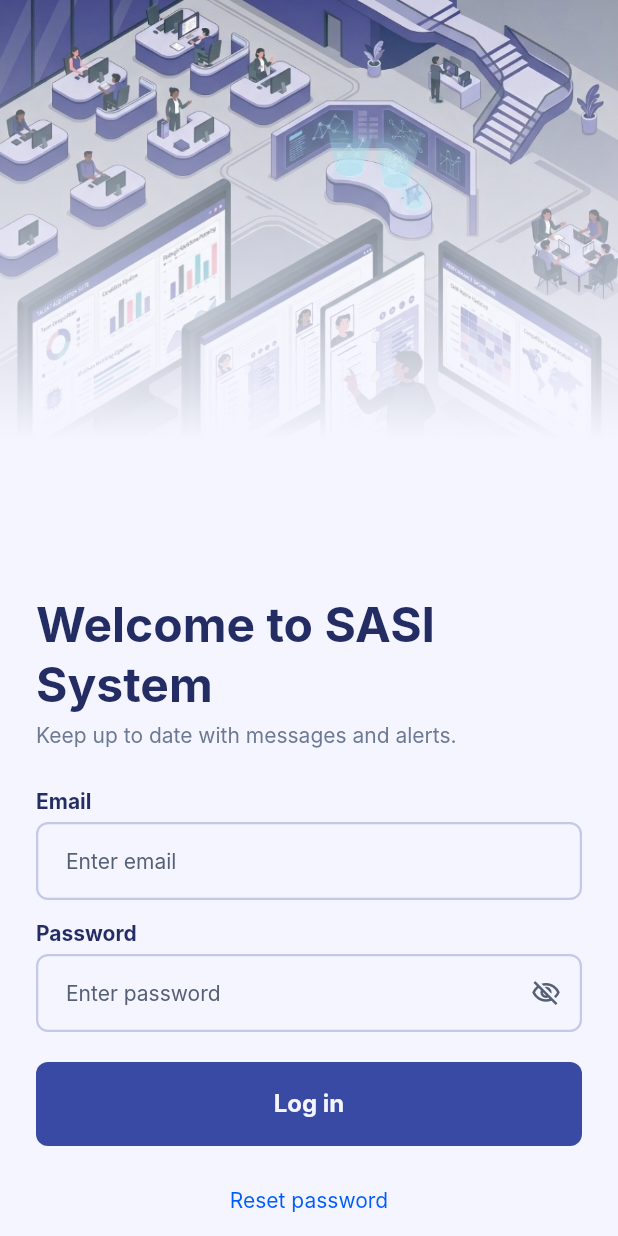
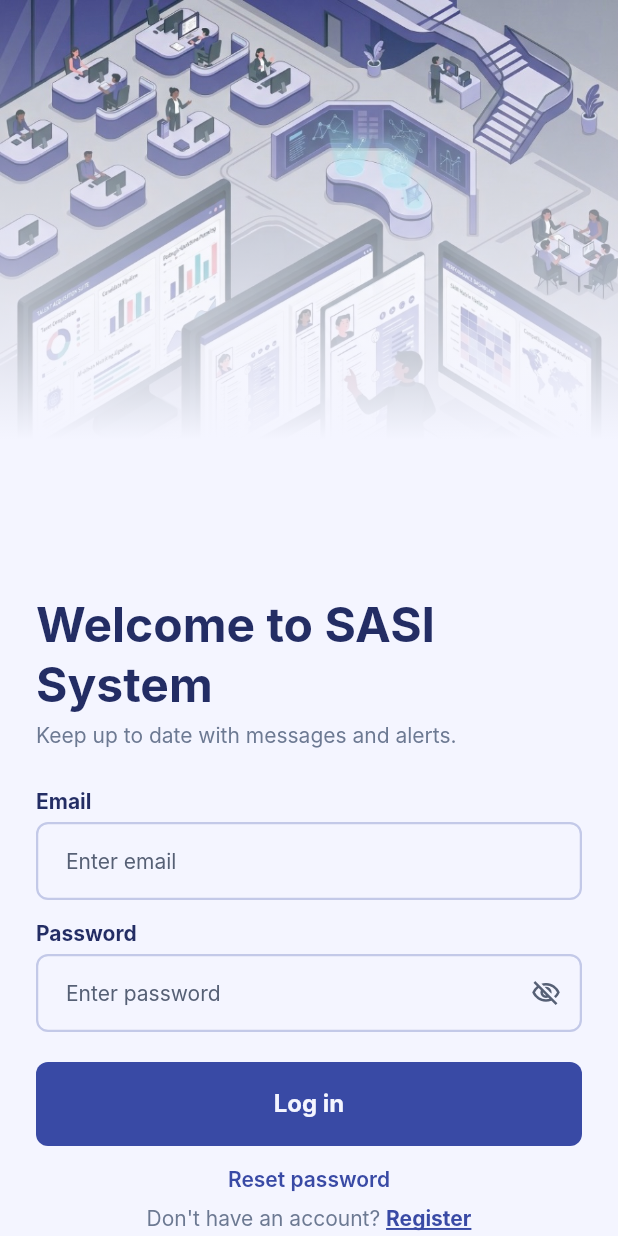
Before and after one commit to EduSicsu/sasi_cowork_flutter_test_040326, a Flutter app: the screen it shows after launch, on a phone screen of 412 x 824 dp. Run offline on Flutter 3.47's test engine with Material 3 defaults, Android fonts, the phone set to English and light mode, and no system bars; our stand-ins replace dio, equatable, flutter_bloc, flutter_secure_storage, get_it; Roboto replaces fonts that are missing (Inter).

Commit message:
Text button updated "Reset Password"

```diff
--- a/apps/sasi_cowork/lib/app/features/login/widgets/login_form.dart
+++ b/apps/sasi_cowork/lib/app/features/login/widgets/login_form.dart
@@ -106,10 +106,17 @@
           onPressed: isLoading ? null : _submit,
         ),
         const SizedBox(height: AppTokens.spaceMd),
-        MoniButton.textPrimary(
-          label: 'Reset password',
-          size: MoniButtonSize.normal,
-          onPressed: () {},
+        Center(
+          child: GestureDetector(
+            onTap: () {},
+            child: Text(
+              'Reset password',
+              style: textTheme.bodyMedium?.copyWith(
+                color: Theme.of(context).colorScheme.primary,
+                fontWeight: FontWeight.w600,
+              ),
+            ),
+          ),
         ),
         const SizedBox(height: AppTokens.spaceSm),
         Center(
```
